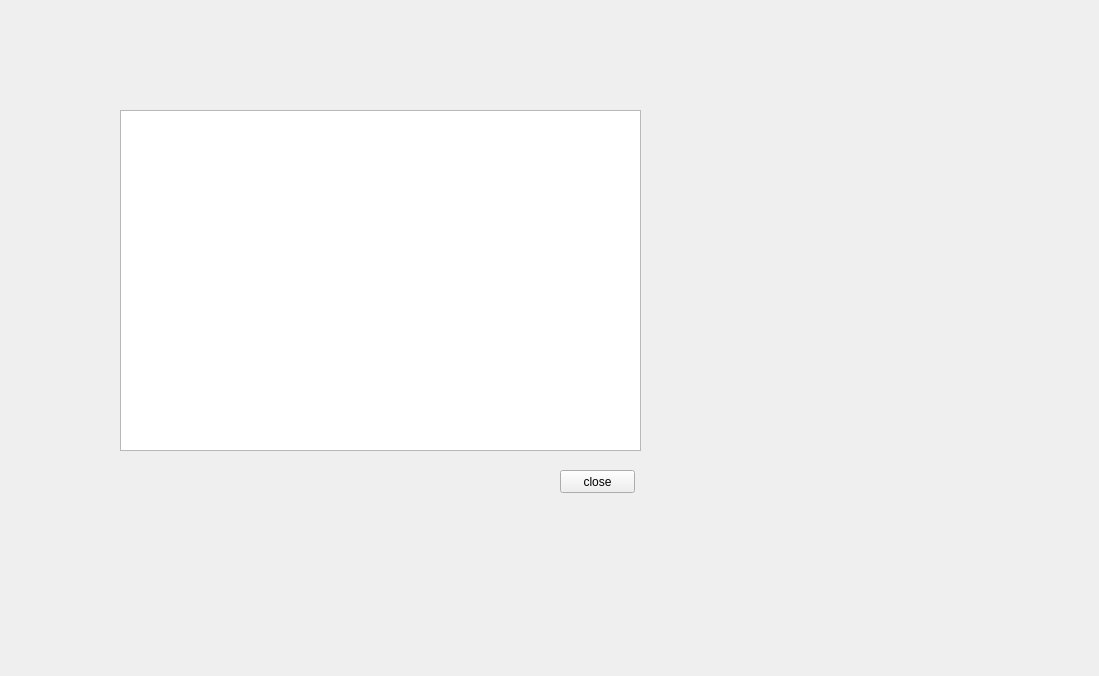
Above: courseswidgetstudent.ui from casalete/ErasmusIo before the change. Below: the same form after it.
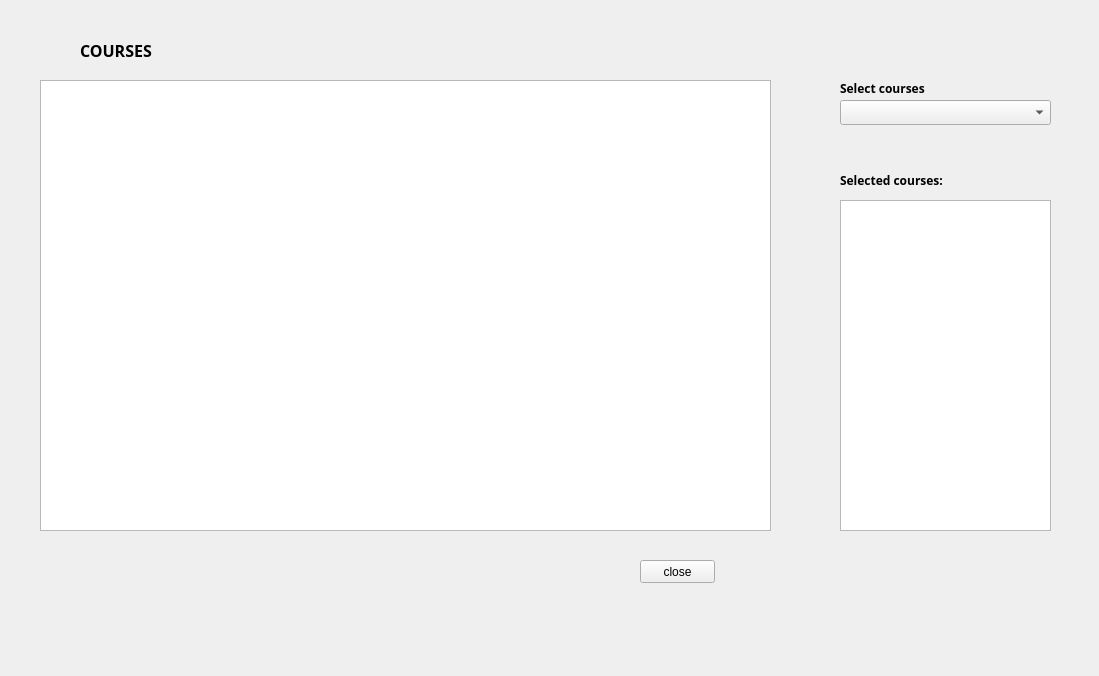
That is the form after the change. Icons and pictures are not drawn.

```diff
--- a/courseswidgetstudent.ui
+++ b/courseswidgetstudent.ui
@@ -19,8 +19,8 @@
   <widget class="QPushButton" name="back">
    <property name="geometry">
     <rect>
-     <x>560</x>
-     <y>470</y>
+     <x>640</x>
+     <y>560</y>
      <width>75</width>
      <height>23</height>
     </rect>
@@ -32,13 +32,103 @@
   <widget class="QTableView" name="tableView">
    <property name="geometry">
     <rect>
-     <x>120</x>
-     <y>110</y>
-     <width>521</width>
-     <height>341</height>
+     <x>40</x>
+     <y>80</y>
+     <width>731</width>
+     <height>451</height>
     </rect>
    </property>
   </widget>
+  <widget class="QComboBox" name="comboBox">
+   <property name="geometry">
+    <rect>
+     <x>840</x>
+     <y>100</y>
+     <width>211</width>
+     <height>25</height>
+    </rect>
+   </property>
+  </widget>
+  <widget class="QLabel" name="label">
+   <property name="geometry">
+    <rect>
+     <x>840</x>
+     <y>80</y>
+     <width>111</width>
+     <height>17</height>
+    </rect>
+   </property>
+   <property name="font">
+    <font>
+     <family>Courier 10 Pitch</family>
+     <weight>75</weight>
+     <bold>true</bold>
+    </font>
+   </property>
+   <property name="styleSheet">
+    <string notr="true">background:transparent;</string>
+   </property>
+   <property name="text">
+    <string>Select courses</string>
+   </property>
+  </widget>
+  <widget class="QLabel" name="label_2">
+   <property name="geometry">
+    <rect>
+     <x>840</x>
+     <y>170</y>
+     <width>121</width>
+     <height>21</height>
+    </rect>
+   </property>
+   <property name="font">
+    <font>
+     <family>Courier 10 Pitch</family>
+     <weight>75</weight>
+     <bold>true</bold>
+    </font>
+   </property>
+   <property name="styleSheet">
+    <string notr="true">background:transparent;</string>
+   </property>
+   <property name="text">
+    <string>Selected courses:</string>
+   </property>
+  </widget>
+  <widget class="QListView" name="listView">
+   <property name="geometry">
+    <rect>
+     <x>840</x>
+     <y>200</y>
+     <width>211</width>
+     <height>331</height>
+    </rect>
+   </property>
+  </widget>
+  <widget class="QLabel" name="label_3">
+   <property name="geometry">
+    <rect>
+     <x>80</x>
+     <y>30</y>
+     <width>81</width>
+     <height>41</height>
+    </rect>
+   </property>
+   <property name="font">
+    <font>
+     <family>Courier 10 Pitch</family>
+     <pointsize>12</pointsize>
+     <weight>75</weight>
+     <bold>true</bold>
+    </font>
+   </property>
+   <property name="styleSheet">
+    <string notr="true">background:transparent;</string>
+   </property>
+   <property name="text">
+    <string>COURSES</string>
+   </property>
+  </widget>
  </widget>
  <resources/>
  <connections/>
```
